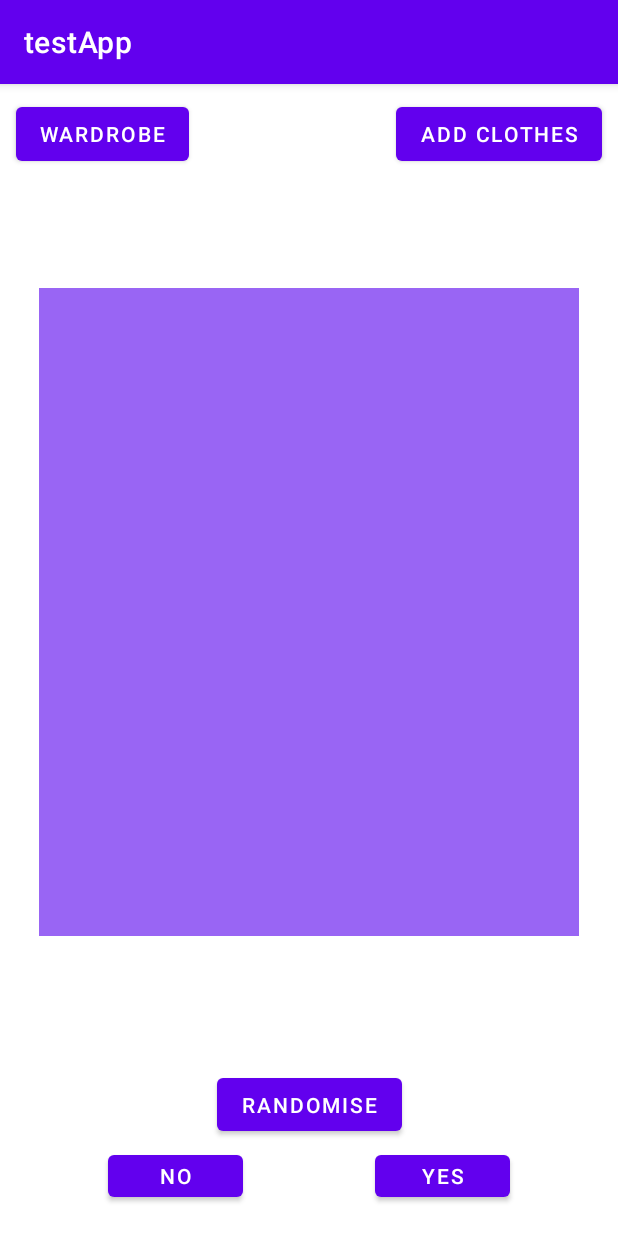
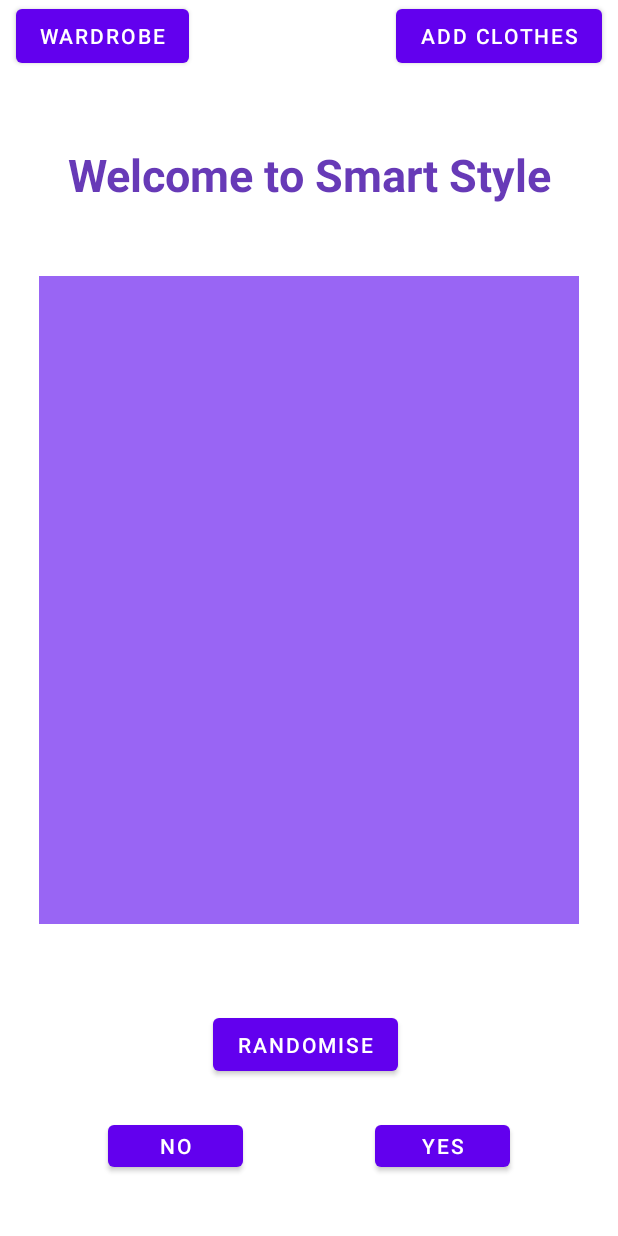
Before and after one commit to kmck712/FYP, an Android app: the screen it shows after launch (MainActivity), on a phone screen of 412 x 824 dp. Run offline under Robolectric (Android 15) with nearby library versions, the phone set to English and light mode, and no system bars.

Commit message:
added presenation

```diff
--- a/testApp2/app/src/main/AndroidManifest.xml
+++ b/testApp2/app/src/main/AndroidManifest.xml
@@ -5,7 +5,7 @@
     <application
         android:allowBackup="true"
         android:icon="@mipmap/ic_launcher"
-        android:label="@string/app_name"
+        android:label="Smart Style"
         android:roundIcon="@mipmap/ic_launcher_round"
         android:supportsRtl="true"
         android:theme="@style/Theme.TestApp">
--- a/testApp2/app/src/main/java/com/example/testapp/NeuralNet.java
+++ b/testApp2/app/src/main/java/com/example/testapp/NeuralNet.java
@@ -27,14 +27,12 @@ public class NeuralNet  {
 	private static ArrayList <Outfit> Outfits;
 	private static ArrayList<Clothes>[] wardrobe;
 
+	private static Network nnFull;
 	//layer of the NN network
-	//private static Node2[] nodeLayers;
-	private static Node2[][] hiddenLayers;
-	//private static Node2 outputLayer;
-	private static Network nnFull;
+	//private static Node2[][] hiddenLayers;
 
-	private static ArrayList <Outfit> chosenList;
-	private static int numberOfHL, nodesInHL;
+	//private static ArrayList <Outfit> chosenList;
+	//private static int numberOfHL, nodesInHL;
 
 	//----------------------------------------------------------------------------------------------
 	//Inital constructor for the Neural network
@@ -56,57 +54,20 @@ public class NeuralNet  {
 		//adds the output layer
 		nnFull.addNewLayer(1);
 
-		//old hidden layer code which needs to be adapted
-		/*
-		nodesInHL = 3;
-		numberOfHL = 1;
-		hiddenLayers = new Node2[numberOfHL][nodesInHL];
-		for (int i = 0;  i < numberOfHL; i ++)
-		{
-			for(int j = 0; j < nodesInHL; j ++)
-			{
-				hiddenLayers[i][j] = new Node2(1);
-				//cheating a solution, basically means you can't have <2 nodes in a HL
-				if (i == 0 )
-				{
-					for (int k = 0; k < 2; k ++)
-					{
-						hiddenLayers[i][j].addNode(1);
-					}
-				}
-				else {
-					for (int k = 0; k < nodesInHL; k++) {
-						hiddenLayers[i][j].addNode(1);
-					}
-				}
-			}
-		}
-		for (int i =0; i < nodesInHL; i ++) {
-			outputLayer.addNode(1);
-		}
-
-		 */
-		//old code: sets up the list for the blacklisted items.
-		//chosenList = new ArrayList<>();
-		//System.out.println("second layer weights " + nodeLayers[2].size());
 	}
 	//---------------------------------------------------------------------------------------------
 	//this is used for when passing the information back in from different activities
-	public NeuralNet(String passNames,double [] outfitsId, double [] Weights, double [] outfitWeights, int[] Dimensions, String[] passedImgPaths)
+	public NeuralNet(String passNames,double [] outfitsId, double [][] Weights, int[] Dimensions, String[] passedImgPaths)
 	{
-		chosenList = new ArrayList<>();
+		//setting up the wardrobe
 		String names[] = passNames.split(",");
 		wardrobe = new ArrayList[3];
 		Outfits = new ArrayList<>();
 		for (int i = 0; i < wardrobe.length; i++) {
 			wardrobe[i] = new ArrayList<Clothes>();
 		}
-
-		//not a fan of this method. must be a better way
-
-		// NEED TO IMPLIMENT THE CHANGE OF WEIGHTS BEING PASSED
-		//ALONG WITH THAT I NEED TO FIND A WAY TO THROW ALL THE WEIGHTS IN TOGETHER IF I WANT TO HAVE HIDDEN LAYERS AND BACK PROPGATION
-		nnFull = new Network(new Node2[]{new Node2(3,Weights[0]), new Node2(1,outfitWeights[0])});
+		//set's up the network filled with passed weights
+		nnFull = new Network(new Node2[]{new Node2(3,Weights[0][0]), new Node2(1,Weights[1][0])});
 
 		int count = 0;
 		for (int i = 0; i < Dimensions.length; i ++)
@@ -115,44 +76,35 @@ public class NeuralNet  {
 			{
 				//addItem(i + 1,names[count]);
 				wardrobe[i].add(new Clothes(names[count],i +1,wardrobe[i].size(),passedImgPaths[count]));
-				nnFull.addOldWeight(0,0,i,Weights[count +1], 0);
+				nnFull.addOldWeight(0,0,i,Weights[0][count +1], 0);
 				count++;
 			}
 		}
 
-		for (int i =1; i < outfitWeights.length; i ++)
+		for (int i =1; i < Weights[1].length; i ++)
 		{
-			nnFull.addOldWeight(0,1,0,outfitWeights[i],0);
+			nnFull.addOldWeight(0,1,0,Weights[1][i],0);
 
 		}
 
 		Clothes[] passing = new Clothes[3];
-		for (int i =0; i < (outfitsId.length/3); i ++)
-		{
-			for (int j = 0; j < 3; j++)
-			{
-				for (Clothes k : wardrobe[j])
-				{
-					if (k.getId() == outfitsId[j + (3*i)])
-					{
+		for (int i =0; i < (outfitsId.length/3); i ++) {
+			for (int j = 0; j < 3; j++) {
+				for (Clothes k : wardrobe[j]) {
+					if (k.getId() == outfitsId[j + (3 * i)]) {
 						passing[j] = k;
 						break;
 					}
 				}
 			}
 			Outfits.add(new Outfit(passing, Outfits.size()));
-
 		}
 
-		nodesInHL = 3;
-		numberOfHL = 2;
-		hiddenLayers = new Node2[numberOfHL][nodesInHL];
-		for (int i = 0;  i < numberOfHL; i ++)
+		nnFull.addNewLayer(Weights[2][0]);
+
+		for (int i = 1; i < Weights[2].length; i++)
 		{
-			for(int j = 0; j < nodesInHL; j ++)
-			{
-				hiddenLayers[i][j] = new Node2(1);
-			}
+			nnFull.addOldWeight(1,0,0,Weights[2][i],0);
 		}
 	}
 	//---------------------------------------------------------------------------------------------
@@ -199,28 +151,7 @@ public class NeuralNet  {
 
 	}
 
-	/*private static double execution(Clothes Outfit[])
-	{
 
-		ArrayList <Double> inputs = new ArrayList();
-		inputs = calcInputs(Outfit);
-
-		ArrayList <Double> outfitInputs = new ArrayList();
-		outfitInputs = calcOutfitInputs(Outfit);
-
-		//double output = nodeLayers[0].calculateInputs(inputs);
-		//double output2 = nodeLayers[1].calculateInputs(outfitInputs);
-		ArrayList<Double> outputs = new ArrayList<>();
-		outputs.add(nodeLayers[0].calculateInputs(inputs));
-		outputs.add(nodeLayers[1].calculateInputs(outfitInputs));
-
-		//This is wrong and needs to be changed so that all there are sepearte weights for he inbetween layer
-		double finalOutput = hiddenlayerExecution(outputs, 0);
-		return finalOutput;
-
-	}
-
-	 */
 	private static double execution(Clothes Outfit[])
 	{
 
@@ -233,98 +164,6 @@ public class NeuralNet  {
 		return nnFull.execution(inputs,outfitInputs);
 
 	}
-
-	/*private static double hiddenlayerExecution(ArrayList<Double> itemsInputs, int pos)
-	{
-		ArrayList<Double> nextInputs = new ArrayList<>();
-		for(Node2 i : hiddenLayers[pos])
-		{
-			nextInputs.add(i.calculateInputs(itemsInputs));
-		}
-		if (pos == numberOfHL-1)
-		{
-			double output = outputLayer.calculateInputs(nextInputs);
-			return output;
-		}
-		else
-		{
-			hiddenlayerExecution(nextInputs,pos+1);
-		}
-		return 0;
-	}
-
-	 */
-
-	private static boolean onList(Outfit sentOut)
-	{
-		for (Outfit i : chosenList)
-		{
-			int cnt = 0;
-			for (int j =0; j < 3; j ++ )
-			{
-				if(i.getIndavidualItem(j) == sentOut.getIndavidualItem(j))
-				{
-					cnt++;
-				}
-			}
-			if (cnt == 3)
-			{
-				return false;
-			}
-		}
-		return true;
-	}
-
-	/*private static Clothes[] outfitProb()
-	{
-		ArrayList <Outfit> allOutfit= new ArrayList();
-		//contains the highest value in index 0 and the highest value idex in index 1
-		double highest[] = {0,0};
-		ArrayList<Double> result = new ArrayList<>();
-		int cnt = 0;
-		// for every possible combinaiton of clothes.
-		for (Clothes i : wardrobe[0])
-		{
-			for (Clothes j : wardrobe[1])
-			{
-				for (Clothes k : wardrobe[2])
-				{
-					//the oufit being sent for get results
-					Outfit sending= new Outfit(new Clothes[]{i, j, k}, 0);
-					result.add(execution(sending.getIndavidual()));
-					double currentResult = execution(sending.getIndavidual());
-					allOutfit.add(sending);
-					cnt ++;
-					//boolean valid = dupValid(sending, allOutfit);
-					if (onList(sending))
-					{
-						result.add(execution(sending.getIndavidual()));
-						//System.out.println("attempt: " + result + "  Highest:" + highest[0]);
-						if (currentResult > highest[0])
-						{
-							highest[0] = currentResult;
-							highest[1] = cnt;
-						}
-
-						allOutfit.add(sending);
-						cnt ++;
-					}
-					else
-					{
-
-					}
-				}
-			}
-		}
-		System.out.println("all results ");
-		for (double i : result)
-		{
-			System.out.println(i);
-		}
-		return allOutfit.get((int) highest[1]).getIndavidual();
-	}
-
-	 */
 
 	private static Clothes[] outfitProb()
 	{
@@ -393,7 +232,6 @@ public class NeuralNet  {
 		Clothes[] bestOutfit = outfitProb();
 		currentResult = execution(bestOutfit);
 		currentBestOutfits = bestOutfit;
-		System.out.println("Best Output " + currentResult);
 	}
 	private  void learnRunning()
 	{
@@ -560,65 +398,13 @@ public class NeuralNet  {
 
 	}
 
-	/*private static void changeAllWeights(double error, Clothes[] outfit)
-	{
-		//Very unstable. only coded to work with the current version of the network being 1 hl and no sigmoid
-		double momentum = 0.2;
-		double learningRate = 0.2;
-		ArrayList <Double> inputs = calcInputs(outfit);
 
-		ArrayList <Double> outfitInputs = calcOutfitInputs(outfit);
-		outputLayer.setDelta(error);
-
-		for(int i =0; i< nodesInHL; i ++)
-		{
-			hiddenLayers[numberOfHL-1][i].setDelta(error*outputLayer.getWeight(0,i));
-
-		}
-		double finalError1 = 0;
-		for (Node2 i : hiddenLayers[0])
-		{
-			finalError1 += i.getDelta() * i.getWeight(0, 0);
-		}
-		double finalError2 = 0;
-		for (Node2 i : hiddenLayers[0])
-		{
-			finalError2 += i.getDelta() * i.getWeight(0, 1);
-		}
-
-		nodeLayers[0].setDelta(finalError1);
-
-		nodeLayers[1].setDelta(finalError2);
-
-
-
-		outputLayer.changeAllWeights(learningRate,momentum);
-		for(int i =0; i< nodesInHL; i ++) {
-			hiddenLayers[numberOfHL - 1][i].changeAllWeights(learningRate, momentum);
-		}
-		nodeLayers[0].changeAllWeights(learningRate, inputs, momentum);
-		nodeLayers[1].changeAllWeights(learningRate, outfitInputs,momentum);
-	}
-
-	 */
 
 	public void outcomeChange(double YorN)
 	{
 		changeAllWeights(YorN-currentResult,currentBestOutfits);
-		/*if (YorN == 1)
-		{
-			if (chosenList.size() >= Outfits.size()/2)
-			{
-				chosenList.remove(new Random().nextInt(Outfits.size()));
-			}
-			chosenList.add(new Outfit(currentBestOutfits,0));
+	}
 
-		}
-
-
-		 */
-		// changeAllWeightsForOutfits(YorN-currentResult,currentBestOutfits);
-	}
 	//---------------------------------------------------------------------------------------------
 	// process to add an item of clothing to the network
 	public void addItem(int type, CharSequence name2, String photoDir)
@@ -751,7 +537,7 @@ public class NeuralNet  {
 		return nnFull.getWeight(0,type,pos);
 	}
 
-	public static double[] getAllWeights()
+	/*public static double[] getAllWeights()
 	{
 		double[] output = new double[totalClassSize() +1];
 		//System.out.println(" WEEEEEEEEIGHT s " +  (totalClassSize() +1));
@@ -773,6 +559,16 @@ public class NeuralNet  {
 
 		return output;
 	}
+
+	 */
+
+	public static double[][] getAllWeights()
+	{
+		double[][] output = {nnFull.getAllWeights(0,0), nnFull.getAllWeights(0,1), nnFull.getAllWeights(1,0)};
+
+		return output;
+	}
+
 	public String getItemInfo(int type, int id)
 	{
 		String output = "";
@@ -884,3 +680,199 @@ public class NeuralNet  {
 	}
 
 }
+
+//old hidden layer code which needs to be adapted
+		/*
+		nodesInHL = 3;
+		numberOfHL = 1;
+		hiddenLayers = new Node2[numberOfHL][nodesInHL];
+		for (int i = 0;  i < numberOfHL; i ++)
+		{
+			for(int j = 0; j < nodesInHL; j ++)
+			{
+				hiddenLayers[i][j] = new Node2(1);
+				//cheating a solution, basically means you can't have <2 nodes in a HL
+				if (i == 0 )
+				{
+					for (int k = 0; k < 2; k ++)
+					{
+						hiddenLayers[i][j].addNode(1);
+					}
+				}
+				else {
+					for (int k = 0; k < nodesInHL; k++) {
+						hiddenLayers[i][j].addNode(1);
+					}
+				}
+			}
+		}
+		for (int i =0; i < nodesInHL; i ++) {
+			outputLayer.addNode(1);
+		}
+
+		 */
+//old code: sets up the list for the blacklisted items.
+//chosenList = new ArrayList<>();
+//System.out.println("second layer weights " + nodeLayers[2].size());
+
+//----------------------------------------
+/*private static double execution(Clothes Outfit[])
+	{
+
+		ArrayList <Double> inputs = new ArrayList();
+		inputs = calcInputs(Outfit);
+
+		ArrayList <Double> outfitInputs = new ArrayList();
+		outfitInputs = calcOutfitInputs(Outfit);
+
+		//double output = nodeLayers[0].calculateInputs(inputs);
+		//double output2 = nodeLayers[1].calculateInputs(outfitInputs);
+		ArrayList<Double> outputs = new ArrayList<>();
+		outputs.add(nodeLayers[0].calculateInputs(inputs));
+		outputs.add(nodeLayers[1].calculateInputs(outfitInputs));
+
+		//This is wrong and needs to be changed so that all there are sepearte weights for he inbetween layer
+		double finalOutput = hiddenlayerExecution(outputs, 0);
+		return finalOutput;
+
+	}
+
+	 */
+//-------------------------------------------
+/*
+private static boolean onList(Outfit sentOut)
+	{
+		for (Outfit i : chosenList)
+		{
+			int cnt = 0;
+			for (int j =0; j < 3; j ++ )
+			{
+				if(i.getIndavidualItem(j) == sentOut.getIndavidualItem(j))
+				{
+					cnt++;
+				}
+			}
+			if (cnt == 3)
+			{
+				return false;
+			}
+		}
+		return true;
+	}
+
+ */
+//---------------------------------------
+
+	/*private static double hiddenlayerExecution(ArrayList<Double> itemsInputs, int pos)
+	{
+		ArrayList<Double> nextInputs = new ArrayList<>();
+		for(Node2 i : hiddenLayers[pos])
+		{
+			nextInputs.add(i.calculateInputs(itemsInputs));
+		}
+		if (pos == numberOfHL-1)
+		{
+			double output = outputLayer.calculateInputs(nextInputs);
+			return output;
+		}
+		else
+		{
+			hiddenlayerExecution(nextInputs,pos+1);
+		}
+		return 0;
+	}
+
+	 */
+
+
+	/*private static Clothes[] outfitProb()
+	{
+		ArrayList <Outfit> allOutfit= new ArrayList();
+		//contains the highest value in index 0 and the highest value idex in index 1
+		double highest[] = {0,0};
+		ArrayList<Double> result = new ArrayList<>();
+		int cnt = 0;
+		// for every possible combinaiton of clothes.
+		for (Clothes i : wardrobe[0])
+		{
+			for (Clothes j : wardrobe[1])
+			{
+				for (Clothes k : wardrobe[2])
+				{
+					//the oufit being sent for get results
+					Outfit sending= new Outfit(new Clothes[]{i, j, k}, 0);
+					result.add(execution(sending.getIndavidual()));
+					double currentResult = execution(sending.getIndavidual());
+					allOutfit.add(sending);
+					cnt ++;
+					//boolean valid = dupValid(sending, allOutfit);
+					if (onList(sending))
+					{
+						result.add(execution(sending.getIndavidual()));
+						//System.out.println("attempt: " + result + "  Highest:" + highest[0]);
+						if (currentResult > highest[0])
+						{
+							highest[0] = currentResult;
+							highest[1] = cnt;
+						}
+
+						allOutfit.add(sending);
+						cnt ++;
+					}
+					else
+					{
+
+					}
+				}
+			}
+		}
+		System.out.println("all results ");
+		for (double i : result)
+		{
+			System.out.println(i);
+		}
+		return allOutfit.get((int) highest[1]).getIndavidual();
+	}
+
+	 */
+/*private static void changeAllWeights(double error, Clothes[] outfit)
+	{
+		//Very unstable. only coded to work with the current version of the network being 1 hl and no sigmoid
+		double momentum = 0.2;
+		double learningRate = 0.2;
+		ArrayList <Double> inputs = calcInputs(outfit);
+
+		ArrayList <Double> outfitInputs = calcOutfitInputs(outfit);
+		outputLayer.setDelta(error);
+
+		for(int i =0; i< nodesInHL; i ++)
+		{
+			hiddenLayers[numberOfHL-1][i].setDelta(error*outputLayer.getWeight(0,i));
+
+		}
+		double finalError1 = 0;
+		for (Node2 i : hiddenLayers[0])
+		{
+			finalError1 += i.getDelta() * i.getWeight(0, 0);
+		}
+		double finalError2 = 0;
+		for (Node2 i : hiddenLayers[0])
+		{
+			finalError2 += i.getDelta() * i.getWeight(0, 1);
+		}
+
+		nodeLayers[0].setDelta(finalError1);
+
+		nodeLayers[1].setDelta(finalError2);
+
+
+
+		outputLayer.changeAllWeights(learningRate,momentum);
+		for(int i =0; i< nodesInHL; i ++) {
+			hiddenLayers[numberOfHL - 1][i].changeAllWeights(learningRate, momentum);
+		}
+		nodeLayers[0].changeAllWeights(learningRate, inputs, momentum);
+		nodeLayers[1].changeAllWeights(learningRate, outfitInputs,momentum);
+	}
+
+	 */
--- a/testApp2/app/src/main/res/layout/activity_item_adding.xml
+++ b/testApp2/app/src/main/res/layout/activity_item_adding.xml
@@ -99,19 +99,19 @@
                     android:id="@+id/topButton"
                     android:layout_width="match_parent"
                     android:layout_height="wrap_content"
-                    android:text="@string/over_top" />
+                    android:text="@string/type1" />
 
                 <RadioButton
                     android:id="@+id/underShirtButton"
                     android:layout_width="match_parent"
                     android:layout_height="wrap_content"
-                    android:text="@string/t_shirt" />
+                    android:text="@string/type2" />
 
                 <RadioButton
                     android:id="@+id/bottomsButton"
                     android:layout_width="match_parent"
                     android:layout_height="wrap_content"
-                    android:text="@string/trousers" />
+                    android:text="@string/type3" />
             </RadioGroup>
 
         </LinearLayout>
--- a/testApp2/app/src/main/res/layout/activity_main.xml
+++ b/testApp2/app/src/main/res/layout/activity_main.xml
@@ -14,10 +14,11 @@
         android:layout_marginLeft="64dp"
         android:layout_marginBottom="70dp"
         android:text="@string/switch_but"
-        app:layout_constraintBottom_toTopOf="@+id/linearLayout2"
+        app:layout_constraintBottom_toTopOf="@+id/randomiserLayout"
         app:layout_constraintEnd_toEndOf="parent"
         app:layout_constraintStart_toEndOf="@+id/wardrobeButton"
-        app:layout_constraintTop_toTopOf="parent" />
+        app:layout_constraintTop_toTopOf="parent"
+        app:layout_constraintVertical_bias="0.0" />
 
     <Button
         android:id="@+id/wardrobeButton"
@@ -27,20 +28,22 @@
         android:layout_marginRight="64dp"
         android:layout_marginBottom="70dp"
         android:text="@string/switch_but2"
-        app:layout_constraintBottom_toTopOf="@+id/linearLayout2"
+        app:layout_constraintBottom_toTopOf="@+id/randomiserLayout"
         app:layout_constraintEnd_toStartOf="@+id/screenSwap"
         app:layout_constraintStart_toStartOf="parent"
-        app:layout_constraintTop_toTopOf="parent" />
+        app:layout_constraintTop_toTopOf="parent"
+        app:layout_constraintVertical_bias="0.0" />
 
     <Button
         android:id="@+id/randomise"
         android:layout_width="123dp"
         android:layout_height="47dp"
-        android:layout_marginBottom="64dp"
+        android:layout_marginBottom="104dp"
         android:onClick="randomOutfit"
         android:text="randomise"
         app:layout_constraintBottom_toBottomOf="parent"
         app:layout_constraintEnd_toEndOf="parent"
+        app:layout_constraintHorizontal_bias="0.493"
         app:layout_constraintStart_toStartOf="parent" />
 
     <Button
@@ -78,12 +81,13 @@
         app:layout_constraintTop_toBottomOf="@+id/randomise" />
 
     <LinearLayout
-        android:id="@+id/linearLayout2"
+        android:id="@+id/randomiserLayout"
         android:layout_width="360dp"
         android:layout_height="432dp"
+        android:layout_marginBottom="24dp"
         android:background="#9965F4"
         android:orientation="horizontal"
-        app:layout_constraintBottom_toBottomOf="@+id/randomise"
+        app:layout_constraintBottom_toBottomOf="parent"
         app:layout_constraintEnd_toEndOf="parent"
         app:layout_constraintStart_toStartOf="parent"
         app:layout_constraintTop_toTopOf="parent">
@@ -94,17 +98,19 @@
             android:layout_height="match_parent"
             android:orientation="vertical">
 
+            <ImageView
+                android:id="@+id/topImage"
+                android:layout_width="match_parent"
+                android:layout_height="240dp"
+                android:rotation="90"
+                android:translationY="30dp" />
+
             <TextView
                 android:id="@+id/topResultText"
                 android:layout_width="match_parent"
-                android:layout_height="wrap_content"
-                android:textSize="18sp" />
-
-            <ImageView
-                android:id="@+id/topImage"
-                android:layout_width="match_parent"
-                android:layout_height="match_parent"
-                android:rotation="0" />
+                android:layout_height="96dp"
+                android:textSize="20dp"
+                android:textStyle="bold" />
 
         </LinearLayout>
 
@@ -113,16 +119,19 @@
             android:layout_height="match_parent"
             android:orientation="vertical">
 
+            <ImageView
+                android:id="@+id/underTopImage"
+                android:layout_width="match_parent"
+                android:layout_height="240dp"
+                android:rotation="90"
+                android:translationY="30dp" />
+
             <TextView
                 android:id="@+id/underResultText"
                 android:layout_width="match_parent"
-                android:layout_height="wrap_content" />
-
-            <ImageView
-                android:id="@+id/underTopImage"
-                android:layout_width="match_parent"
-                android:layout_height="match_parent"
-                android:rotation="90" />
+                android:layout_height="96dp"
+                android:textSize="20dp"
+                android:textStyle="bold" />
         </LinearLayout>
 
         <LinearLayout
@@ -130,18 +139,36 @@
             android:layout_height="match_parent"
             android:orientation="vertical">
 
+            <ImageView
+                android:id="@+id/bottomImage"
+                android:layout_width="match_parent"
+                android:layout_height="240dp"
+                android:rotation="90"
+                android:translationY="30dp" />
+
             <TextView
                 android:id="@+id/bottomResultText"
                 android:layout_width="match_parent"
-                android:layout_height="wrap_content" />
-
-            <ImageView
-                android:id="@+id/bottomImage"
-                android:layout_width="match_parent"
-                android:layout_height="match_parent"
-                android:rotation="90" />
+                android:layout_height="96dp"
+                android:textSize="20dp"
+                android:textStyle="bold" />
         </LinearLayout>
 
     </LinearLayout>
 
+    <TextView
+        android:id="@+id/mainTitle"
+        android:layout_width="wrap_content"
+        android:layout_height="wrap_content"
+        android:layout_marginBottom="8dp"
+        android:text="@string/Title"
+        android:textColor="#673AB7"
+        android:textSize="30dp"
+        android:textStyle="bold"
+        app:layout_constraintBottom_toTopOf="@+id/randomiserLayout"
+        app:layout_constraintEnd_toEndOf="parent"
+        app:layout_constraintStart_toStartOf="parent"
+        app:layout_constraintTop_toTopOf="parent"
+        app:layout_constraintVertical_bias="0.707" />
+
 </androidx.constraintlayout.widget.ConstraintLayout>
--- a/testApp2/app/src/main/res/values/strings.xml
+++ b/testApp2/app/src/main/res/values/strings.xml
@@ -6,7 +6,7 @@
     <string name="t_shirt">T-shirt</string>
     <string name="trousers">Trousers</string>
     <string name="over_top">Jacket</string>
-    <string name="confirm">Confirm Outfit</string>
+    <string name="confirm">Confirm Item</string>
     <string name="itemAddDefault">Please enter the item name and catergory here:</string>
     <string name="list_all">Show all items in the wardrobe</string>
     <string name="back">Back</string>
@@ -14,4 +14,5 @@
     <string name="type2">Under-top</string>
     <string name="type3">Bottom</string>
     <string name="confirmation">Confirm</string>
+    <string name="Title">Welcome to Smart Style</string>
 </resources>
--- a/testApp2/app/src/main/res/values/themes.xml
+++ b/testApp2/app/src/main/res/values/themes.xml
@@ -1,6 +1,6 @@
 <resources xmlns:tools="http://schemas.android.com/tools">
     <!-- Base application theme. -->
-    <style name="Theme.TestApp" parent="Theme.MaterialComponents.DayNight.DarkActionBar">
+    <style name="Theme.TestApp" parent="Theme.MaterialComponents.DayNight.NoActionBar">
         <!-- Primary brand color. -->
         <item name="colorPrimary">@color/purple_500</item>
         <item name="colorPrimaryVariant">@color/purple_700</item>
```
Also changed, not shown: testApp2/app/src/main/java/com/example/testapp/MainActivity.java (+30 -35 lines), testApp2/app/src/main/java/com/example/testapp/Network.java (+9 -0 lines), testApp2/app/src/main/java/com/example/testapp/itemAdding.java (+14 -9 lines), testApp2/app/src/main/java/com/example/testapp/wardrobeActivity.java (+9 -4 lines), testApp2/app/src/main/res/layout/activity_wardrobe.xml (+15 -9 lines), 7 other files.
